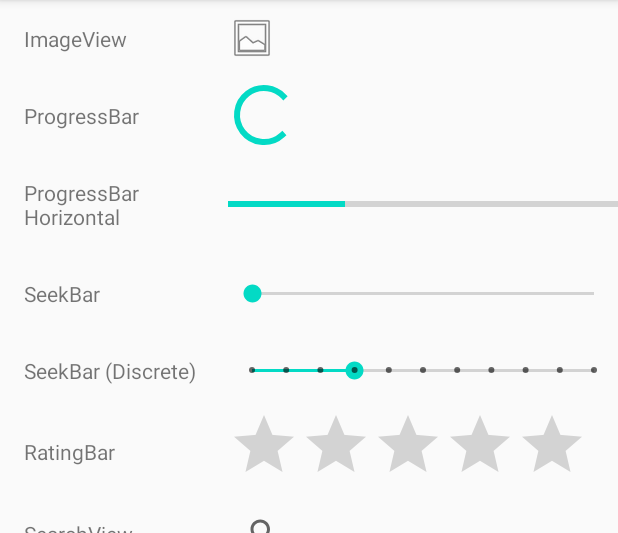
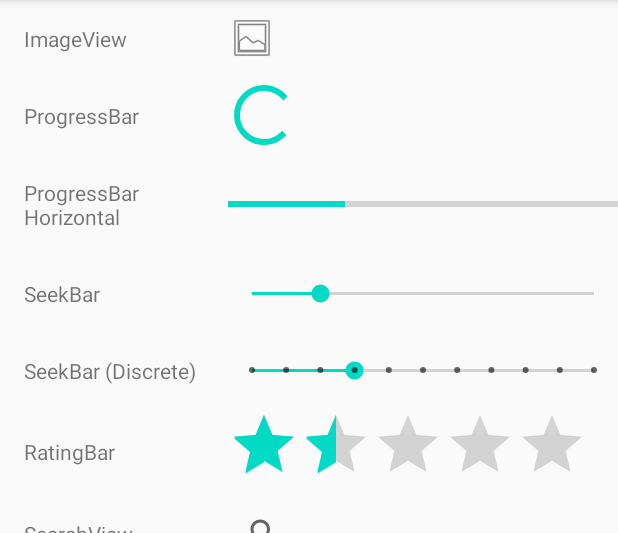
Before and after one commit to adventam10/WidgetSample, an Android app: the WidgetActivity screen opened directly, with no data from a screen before it, on a phone screen of 412 x 824 dp, the part 84-617 px from its top. Run offline under Robolectric (Android 15) with nearby library versions, the phone set to English and light mode, and no system bars.

Commit message:
Add widget listener

```diff
--- a/WidgetSample/app/src/main/java/com/example/widgetsample/WidgetActivity.kt
+++ b/WidgetSample/app/src/main/java/com/example/widgetsample/WidgetActivity.kt
@@ -2,11 +2,61 @@ package com.example.widgetsample
 
 import androidx.appcompat.app.AppCompatActivity
 import android.os.Bundle
+import android.util.Log
+import android.widget.RatingBar
+import android.widget.SearchView
+import android.widget.SeekBar
 
 class WidgetActivity : AppCompatActivity() {
+    companion object {
+        private val TAG = WidgetActivity::class.java.simpleName
+    }
 
     override fun onCreate(savedInstanceState: Bundle?) {
         super.onCreate(savedInstanceState)
         setContentView(R.layout.activity_widget)
+
+        val seekBar = findViewById<SeekBar>(R.id.seek_bar)
+        seekBar.setOnSeekBarChangeListener(object : SeekBar.OnSeekBarChangeListener {
+            // 変更時に呼ばれる
+            override fun onProgressChanged(seekBar: SeekBar, progress: Int, fromUser: Boolean) {
+                Log.d(TAG, "SeekBar onProgressChanged! progress: $progress, fromUser: $fromUser")
+            }
+
+            // ツマミがタッチされた時に呼ばれる
+            override fun onStartTrackingTouch(seekBar: SeekBar) {
+                Log.d(TAG, "SeekBar onStartTrackingTouch!")
+            }
+
+            // ツマミがリリースされた時に呼ばれる
+            override fun onStopTrackingTouch(seekBar: SeekBar) {
+                Log.d(TAG, "SeekBar onStopTrackingTouch!")
+            }
+        })
+        seekBar.progress = 20
+
+        val ratingBar = findViewById<RatingBar>(R.id.rating_bar)
+        ratingBar.numStars = 5 // 星の数
+        ratingBar.stepSize = 0.5F // ステップ数
+        ratingBar.rating = 1.5F
+        ratingBar.setOnRatingBarChangeListener { ratingBar, rating, fromUser ->
+            Log.d(TAG, "RatingBar change! rating: $rating, fromUser: $fromUser")
+        }
+
+        val searchView = findViewById<SearchView>(R.id.search)
+        searchView.queryHint = "Sample Text"
+        searchView.setQuery("AAA", false)
+        Log.d(TAG, "SearchView query: ${searchView.query.toString()}")
+        searchView.setOnQueryTextListener(object : SearchView.OnQueryTextListener {
+            override fun onQueryTextChange(newText: String): Boolean {
+                Log.d(TAG, "SearchView onQueryTextChange newText: $newText")
+                return false // リスナーで処理する場合はtrue、SearchViewのデフォルトアクションならfalse
+            }
+
+            override fun onQueryTextSubmit(query: String): Boolean {
+                Log.d(TAG, "SearchView onQueryTextChange query: $query")
+                return false // リスナーで処理する場合はtrue、SearchViewのデフォルトアクションならfalse
+            }
+        })
     }
 }
--- a/WidgetSample/app/src/main/res/layout/activity_widget.xml
+++ b/WidgetSample/app/src/main/res/layout/activity_widget.xml
@@ -80,6 +80,7 @@
                 android:text="SeekBar" />
 
             <SeekBar
+                android:id="@+id/seek_bar"
                 android:layout_width="wrap_content"
                 android:layout_height="wrap_content"
                 android:layout_weight="1"/>
@@ -119,6 +120,7 @@
                 android:text="RatingBar" />
 
             <RatingBar
+                android:id="@+id/rating_bar"
                 android:layout_width="wrap_content"
                 android:layout_height="wrap_content" />
         </LinearLayout>
@@ -136,6 +138,7 @@
                 android:text="SearchView" />
 
             <SearchView
+                android:id="@+id/search"
                 android:layout_width="wrap_content"
                 android:layout_height="wrap_content"
                 android:layout_weight="1">
```
